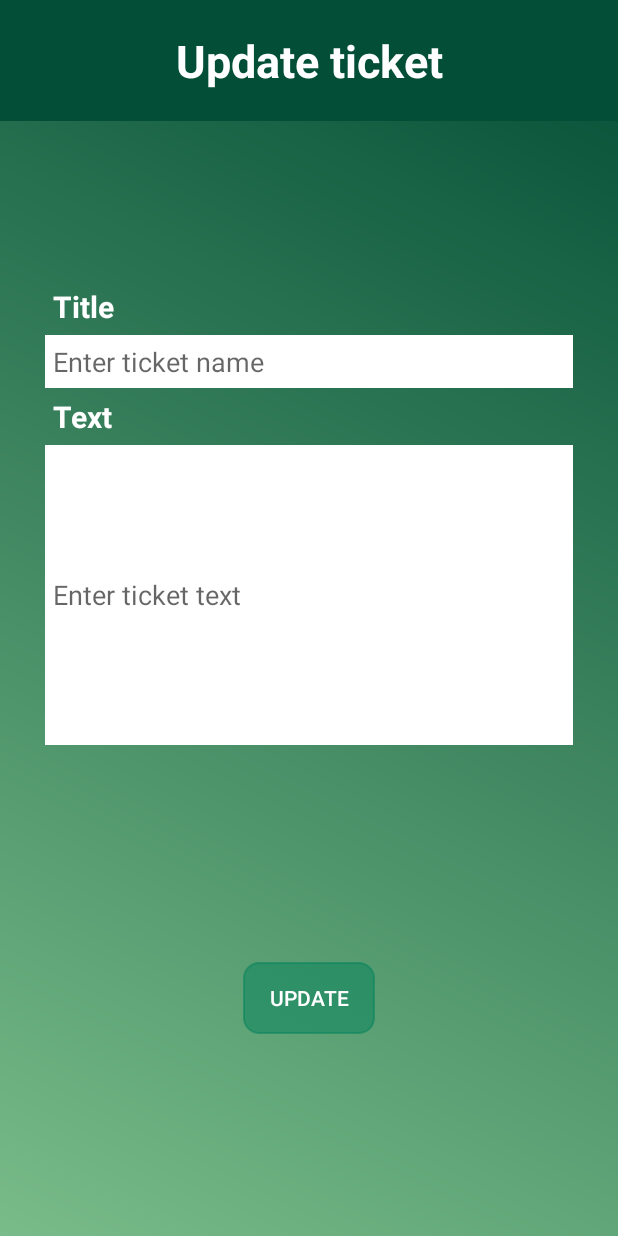
After one commit to Oana-Ivan/AnimalCare, an Android app: the TicketUpdateActivity screen opened directly, with no data from a screen before it, on a phone screen of 412 x 824 dp. The commit adds this screen. Run offline under Robolectric (Android 15) with nearby library versions, the phone set to English and light mode, and no system bars; our stand-ins replace Firebase (no records; nobody signed in at launch, a user with empty details on screens opened directly); 2 statements that could not run were skipped.

Commit message:
Added TicketDetailsActivity and TicketUpdateActivity

```diff
--- a/app/src/main/AndroidManifest.xml
+++ b/app/src/main/AndroidManifest.xml
@@ -15,7 +15,9 @@
         android:roundIcon="@drawable/logo_animal_care"
         android:supportsRtl="true"
         android:theme="@style/Theme.AnimalCare">
-        <activity android:name=".adminAndVolunteerOptions.VisitDetailsActivity"></activity>
+        <activity android:name=".adminAndVolunteerOptions.TicketUpdateActivity"></activity>
+        <activity android:name=".adminAndVolunteerOptions.TicketDetailsActivity" />
+        <activity android:name=".adminAndVolunteerOptions.VisitDetailsActivity" />
         <activity android:name=".CRUD.UpdateAnimalActivity" />
         <activity android:name=".adminAndVolunteerOptions.TicketsListActivity" />
         <activity android:name=".adminAndVolunteerOptions.AddTicketActivity" />
--- /dev/null
+++ b/app/src/main/java/com/example/animalcare/adminAndVolunteerOptions/TicketUpdateActivity.java
@@ -0,0 +1,83 @@
+package com.example.animalcare.adminAndVolunteerOptions;
+
+import androidx.appcompat.app.AppCompatActivity;
+import androidx.appcompat.widget.AppCompatButton;
+
+import android.content.Context;
+import android.content.Intent;
+import android.content.SharedPreferences;
+import android.os.Bundle;
+import android.util.Log;
+import android.widget.EditText;
+import android.widget.Toast;
+
+import com.example.animalcare.R;
+import com.example.animalcare.models.Ticket;
+import com.google.android.gms.tasks.OnSuccessListener;
+import com.google.firebase.firestore.CollectionReference;
+import com.google.firebase.firestore.DocumentSnapshot;
+import com.google.firebase.firestore.FirebaseFirestore;
+
+import java.text.SimpleDateFormat;
+import java.util.Date;
+
+import static android.content.ContentValues.TAG;
+import static com.example.animalcare.authentication.RegisterActivity.UserPREFERENCES;
+import static com.example.animalcare.authentication.RegisterActivity.Username;
+
+public class TicketUpdateActivity extends AppCompatActivity {
+    private Ticket currentTicket;
+    private EditText titleET, textET;
+    private AppCompatButton addBtn;
+    private String title, text;
+
+    // cloud database
+    private FirebaseFirestore db;
+    private CollectionReference ticketsCollection;
+    private static int ticketsSize = 0;
+
+    @Override
+    protected void onCreate(Bundle savedInstanceState) {
+        super.onCreate(savedInstanceState);
+        setContentView(R.layout.activity_ticket_update);
+
+        currentTicket = (Ticket) getIntent().getSerializableExtra("TICKET");
+
+        titleET = findViewById(R.id.activity_update_ticket_et_title);
+        textET = findViewById(R.id.activity_update_ticket_et_text);
+        addBtn = findViewById(R.id.activity_update_ticket_btn_add_ticket);
+
+        titleET.setText(currentTicket.getTitle());
+        textET.setText(currentTicket.getText());
+
+        db = FirebaseFirestore.getInstance();
+        ticketsCollection = db.collection("Tickets");
+
+        addBtn.setOnClickListener(b -> {
+            title = titleET.getText().toString();
+            text = textET.getText().toString();
+
+            if (title.equals("") || text.equals("")) {
+                Toast.makeText(TicketUpdateActivity.this, "Fill both fields!", Toast.LENGTH_LONG).show();
+            }
+            else {
+                // Update ticket in collection
+                currentTicket.setTitle(title);
+                currentTicket.setText(text);
+                SimpleDateFormat ISO_8601_FORMAT = new SimpleDateFormat("dd-MM-yyyy'T'HH:mm:sss'Z'");
+                String date = ISO_8601_FORMAT.format(new Date());
+                currentTicket.setDate(date);
+
+                ticketsCollection.document(currentTicket.getTicketID())
+                        .set(currentTicket)
+                        .addOnSuccessListener((OnSuccessListener) o -> Log.d(TAG, "Added new ticket"))
+                        .addOnFailureListener(e -> Log.w(TAG, "Error adding document", e));
+
+                // Redirect to TicketsListActivity
+                finish();
+                startActivity(new Intent(TicketUpdateActivity.this, TicketsListActivity.class));
+            }
+        });
+
+    }
+}
--- /dev/null
+++ b/app/src/main/res/layout/activity_ticket_update.xml
@@ -0,0 +1,94 @@
+<?xml version="1.0" encoding="utf-8"?>
+<androidx.constraintlayout.widget.ConstraintLayout xmlns:android="http://schemas.android.com/apk/res/android"
+    xmlns:app="http://schemas.android.com/apk/res-auto"
+    xmlns:tools="http://schemas.android.com/tools"
+    android:layout_width="match_parent"
+    android:layout_height="match_parent"
+    android:background="@drawable/gradient_background_2"
+    tools:context=".adminAndVolunteerOptions.TicketUpdateActivity">
+
+    <TextView
+        android:id="@+id/activity_update_ticket_tv"
+        android:layout_width="match_parent"
+        android:layout_height="wrap_content"
+
+        android:background="@color/color_schema_main"
+        android:gravity="center"
+        android:padding="20dp"
+        android:text="@string/update_ticket"
+        android:textColor="@color/white"
+        android:textSize="30sp"
+        android:textStyle="bold"
+        android:layout_marginBottom="10dp"
+
+        app:layout_constraintBottom_toBottomOf="parent"
+        app:layout_constraintTop_toTopOf="parent"
+        app:layout_constraintVertical_bias="0" />
+
+    <LinearLayout
+        android:id="@+id/activity_update_ticket_ll_details"
+        android:layout_width="match_parent"
+        android:layout_height="wrap_content"
+        android:orientation="vertical"
+
+        android:padding="10dp"
+        android:layout_margin="20dp"
+
+        app:layout_constraintBottom_toBottomOf="parent"
+        app:layout_constraintTop_toBottomOf="@+id/activity_update_ticket_tv"
+        app:layout_constraintVertical_bias="0.2">
+
+        <TextView
+            android:layout_width="match_parent"
+            android:layout_height="wrap_content"
+            android:text="@string/title"
+            android:textSize="20sp"
+            android:padding="5dp"
+            android:textColor="@color/white"
+            android:textStyle="bold"
+            />
+        <EditText
+            android:id="@+id/activity_update_ticket_et_title"
+            android:layout_width="match_parent"
+            android:layout_height="wrap_content"
+            android:hint="@string/enter_ticket_name"
+            android:background="@color/white"
+            android:padding="5dp"
+            />
+        <TextView
+            android:layout_width="match_parent"
+            android:layout_height="wrap_content"
+            android:text="@string/text"
+            android:textSize="20sp"
+            android:padding="5dp"
+            android:textColor="@color/white"
+            android:textStyle="bold"
+            />
+        <EditText
+            android:id="@+id/activity_update_ticket_et_text"
+            android:layout_width="match_parent"
+            android:layout_height="200dp"
+            android:background="@color/white"
+            android:hint="@string/enter_ticket_text"
+            android:padding="5dp"
+            />
+
+    </LinearLayout>
+
+    <androidx.appcompat.widget.AppCompatButton
+        android:id="@+id/activity_update_ticket_btn_add_ticket"
+        android:layout_width="wrap_content"
+        android:layout_height="wrap_content"
+        android:layout_gravity="center"
+
+        android:background="@drawable/button_light"
+        android:gravity="center"
+        android:text="@string/update"
+        android:textColor="@color/white"
+
+        app:layout_constraintBottom_toBottomOf="parent"
+        app:layout_constraintEnd_toEndOf="parent"
+        app:layout_constraintStart_toStartOf="parent"
+        app:layout_constraintTop_toBottomOf="@+id/activity_update_ticket_ll_details" />
+
+</androidx.constraintlayout.widget.ConstraintLayout>
--- a/app/src/main/res/values/strings.xml
+++ b/app/src/main/res/values/strings.xml
@@ -152,4 +152,5 @@
     <string name="adopter_sentencecase">Adopter</string>
     <string name="adopter_info">Adopter info</string>
     <string name="mark_visit_as_closed">Mark visit as closed.</string>
+    <string name="update_ticket">Update ticket</string>
 </resources>
```
Also changed, not shown: app/src/main/java/com/example/animalcare/adminAndVolunteerOptions/TicketAdapter.java (+18 -7 lines), app/src/main/java/com/example/animalcare/adminAndVolunteerOptions/TicketDetailsActivity.java (added, +98 -0 lines), app/src/main/java/com/example/animalcare/adminAndVolunteerOptions/TicketsListActivity.java (+18 -3 lines), app/src/main/java/com/example/animalcare/models/Ticket.java (+16 -1 lines), app/src/main/res/layout/activity_ticket_details.xml (added, +89 -0 lines).
